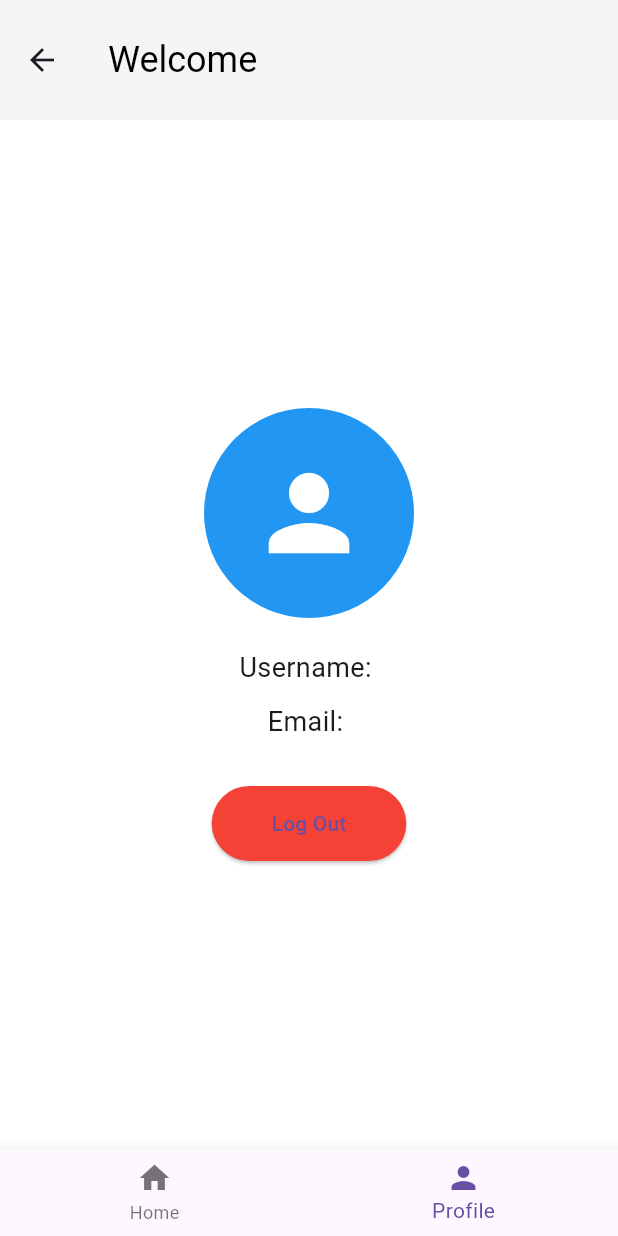
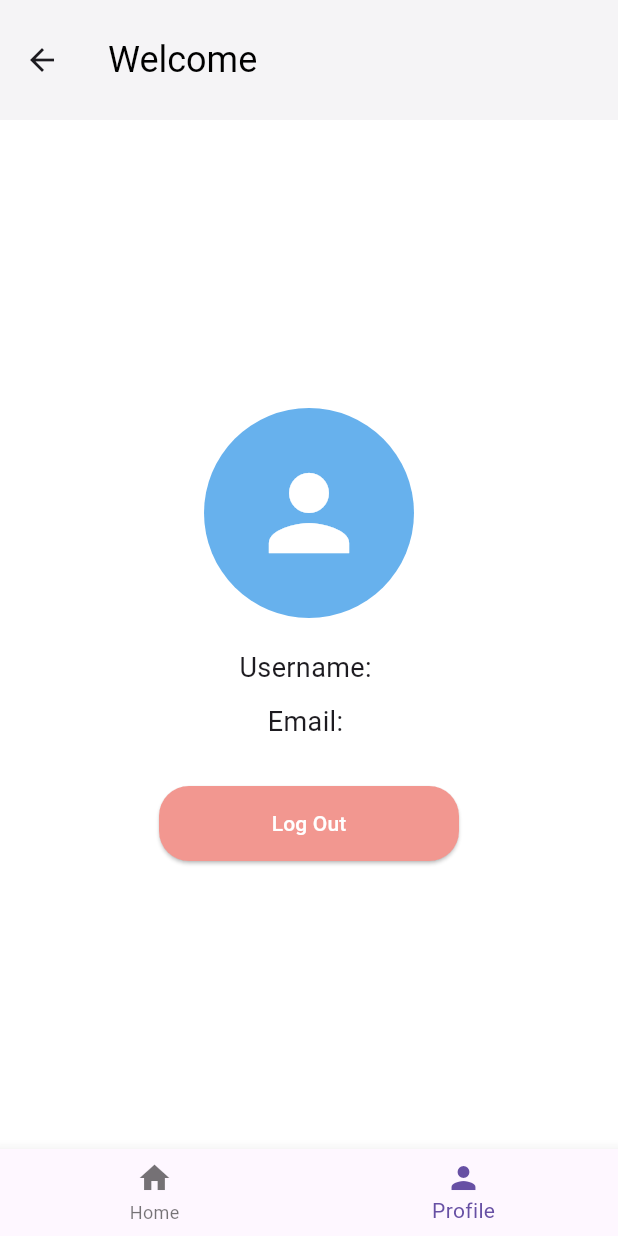
Before and after one commit to juliaopesh/JetSetGo, a Flutter app: the ProfilePage screen opened directly, on a phone screen of 412 x 824 dp. Run offline on Flutter 3.47's test engine with Material 3 defaults, Android fonts, the phone set to English and light mode, and no system bars; our stand-ins replace cloud_firestore, file_picker, firebase_auth, firebase_core, open_file; accounts and stored records are empty.

Commit message:
itinerary ui

```diff
--- a/jetsetgo/lib/pages/profile_page.dart
+++ b/jetsetgo/lib/pages/profile_page.dart
@@ -1,6 +1,7 @@
 import 'package:firebase_auth/firebase_auth.dart';
 import 'package:flutter/material.dart';
 import 'package:cloud_firestore/cloud_firestore.dart';
+import 'package:jetsetgo/components/my_button.dart';
 import 'package:jetsetgo/components/navbar.dart';
 import 'package:jetsetgo/pages/landing_page.dart';
 
@@ -93,7 +94,7 @@ class _ProfilePageState extends State<ProfilePage> {
               // Profile Info Section
               CircleAvatar(
                 radius: 70,
-                backgroundColor: Colors.blue,
+                backgroundColor: const Color.fromARGB(255, 103, 177, 237),
                 child: Icon(
                   Icons.person,
                   size: 80,
@@ -132,16 +133,10 @@ class _ProfilePageState extends State<ProfilePage> {
               ),
               const SizedBox(height: 30),
               // Log Out button
-              ElevatedButton(
-                onPressed: () => _logOut(context), // Log out button
-                child: const Text("Log Out"),
-                style: ElevatedButton.styleFrom(
-                  backgroundColor: Colors.red,
-                  padding: EdgeInsets.symmetric(vertical: 15.0, horizontal: 40.0),
-                  shape: RoundedRectangleBorder(
-                    borderRadius: BorderRadius.circular(30.0), // Rounded button
-                  ),
-                ),
+              MyButton(
+                text: "Log Out",
+                onTap: () => _logOut(context),
+                color: const Color.fromARGB(255, 242, 151, 144), // Optional: matches your current red theme
               ),
             ],
           ),
```
Also changed, not shown: jetsetgo/lib/pages/home_page.dart (+10 -5 lines).
